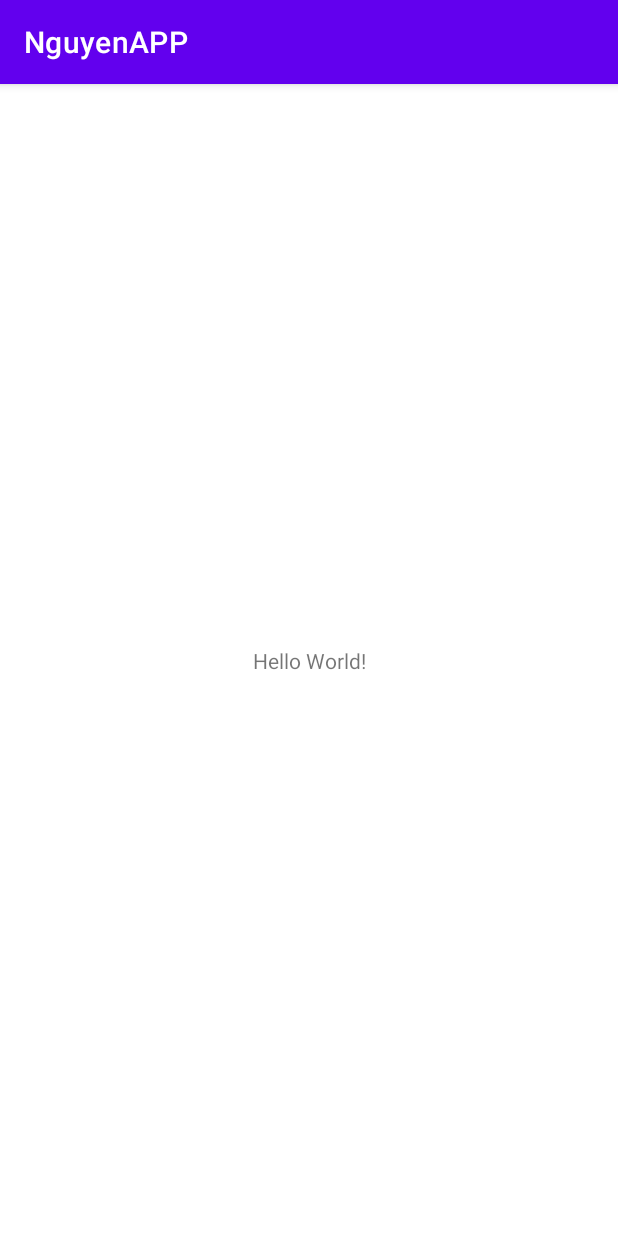
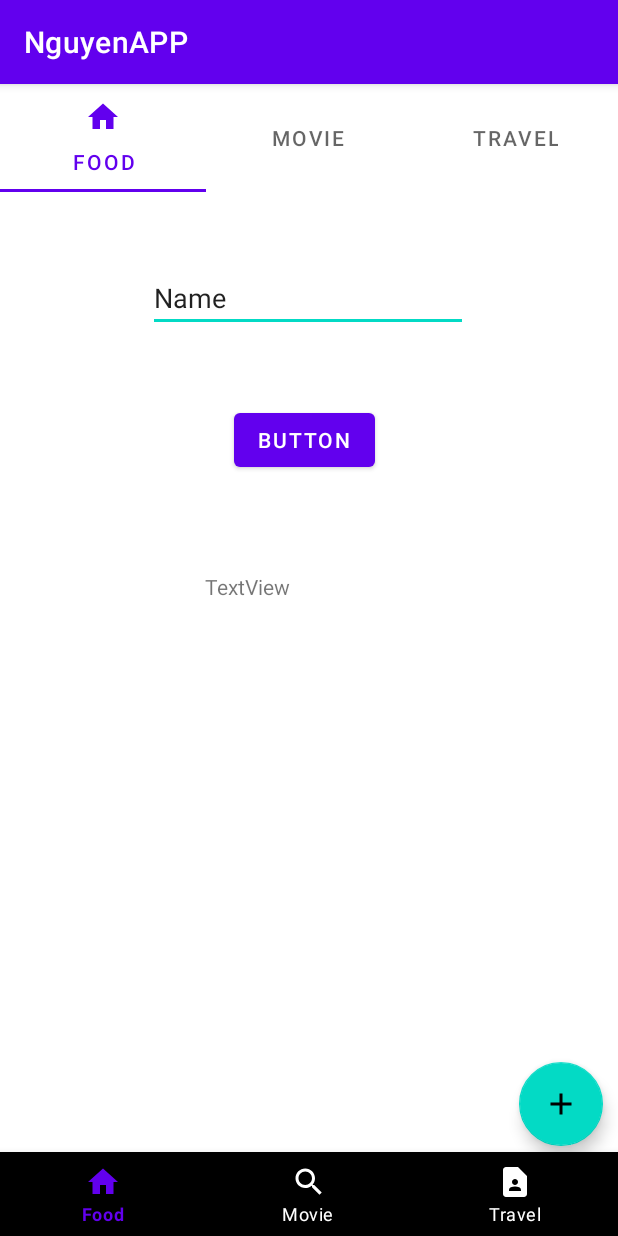
Before and after one commit to npv2k1/PTIT-Android, an Android app: the screen it shows after launch (MainActivity), on a phone screen of 412 x 824 dp. Run offline under Robolectric (Android 15) with nearby library versions, the phone set to English and light mode, and no system bars.

Commit message:
Fragment

```diff
--- a/app/src/main/java/com/example/nguyenapp/MainActivity.java
+++ b/app/src/main/java/com/example/nguyenapp/MainActivity.java
@@ -1,14 +1,110 @@
 package com.example.nguyenapp;
 
+import androidx.annotation.NonNull;
 import androidx.appcompat.app.AppCompatActivity;
+import androidx.viewpager.widget.ViewPager;
 
 import android.os.Bundle;
+import android.view.MenuItem;
+import android.view.View;
+import android.widget.Toast;
+
+import com.example.nguyenapp.adapter.AdapterViewpager;
+import com.example.nguyenapp.animation.Animation;
+import com.google.android.material.bottomnavigation.BottomNavigationView;
+import com.google.android.material.floatingactionbutton.FloatingActionButton;
+import com.google.android.material.tabs.TabLayout;
 
 public class MainActivity extends AppCompatActivity {
 
+    ViewPager viewPager;
+    TabLayout tabLayout;
+
+    BottomNavigationView bottomNavigationView;
+
+    FloatingActionButton fab;
     @Override
     protected void onCreate(Bundle savedInstanceState) {
+
         super.onCreate(savedInstanceState);
         setContentView(R.layout.activity_main);
+
+        viewPager = findViewById(R.id.viewPager);
+        tabLayout = findViewById(R.id.tabLayout);
+        bottomNavigationView = findViewById(R.id.bottomNavigationView);
+        fab = findViewById(R.id.fab);
+
+        AdapterViewpager adapterViewpager = new AdapterViewpager(getSupportFragmentManager(), 3);
+        viewPager.setAdapter(adapterViewpager);
+
+        viewPager.setPageTransformer(true, new Animation());
+
+        viewPager.setAdapter(adapterViewpager);
+
+        tabLayout.setupWithViewPager(viewPager);
+        tabLayout.getTabAt(0).setIcon(R.drawable.ic_baseline_home_24);
+
+        bottomNavigationView.setOnNavigationItemSelectedListener(new BottomNavigationView.OnNavigationItemSelectedListener() {
+            @Override
+            public boolean onNavigationItemSelected(@NonNull MenuItem item) {
+                switch (item.getItemId()) {
+                    case R.id.mFood:
+                        viewPager.setCurrentItem(0);
+                        break;
+                    case R.id.mMovie:
+                        viewPager.setCurrentItem(1);
+                        break;
+                    case R.id.mTravel:
+                        viewPager.setCurrentItem(2);
+                        break;
+                }
+                return false;
+            }
+        });
+
+        viewPager.addOnPageChangeListener(new ViewPager.OnPageChangeListener() {
+            @Override
+            public void onPageScrolled(int position, float positionOffset, int positionOffsetPixels) {
+
+            }
+
+            @Override
+            public void onPageSelected(int position) {
+                switch (position) {
+                    case 0:
+                        bottomNavigationView.getMenu().findItem(R.id.mFood).setChecked(true);
+                        break;
+                    case 1:
+                        bottomNavigationView.getMenu().findItem(R.id.mMovie).setChecked(true);
+                        break;
+                    case 2:
+                        bottomNavigationView.getMenu().findItem(R.id.mTravel).setChecked(true);
+                        break;
+                }
+            }
+
+            @Override
+            public void onPageScrollStateChanged(int state) {
+
+            }
+        });
+
+        fab.setOnClickListener(new View.OnClickListener() {
+            @Override
+            public void onClick(View v) {
+                Toast.makeText(MainActivity.this, "ADD", Toast.LENGTH_SHORT).show();
+            }
+        });
+    }
+
+    @Override
+    public void onBackPressed() {
+
+        if(viewPager.getCurrentItem() == 0)
+            super.onBackPressed();
+        else
+            viewPager.setCurrentItem(viewPager.getCurrentItem() - 1);
+
+        super.onBackPressed();
     }
 }
--- /dev/null
+++ b/app/src/main/java/com/example/nguyenapp/adapter/AdapterViewpager.java
@@ -0,0 +1,54 @@
+package com.example.nguyenapp.adapter;
+
+import androidx.annotation.NonNull;
+import androidx.annotation.Nullable;
+import androidx.fragment.app.Fragment;
+import androidx.fragment.app.FragmentManager;
+import androidx.fragment.app.FragmentPagerAdapter;
+
+import com.example.nguyenapp.fragments.FragmentA;
+import com.example.nguyenapp.fragments.FragmentB;
+import com.example.nguyenapp.fragments.FragmentC;
+
+public class AdapterViewpager extends FragmentPagerAdapter {
+    private int numPage = 3;
+    public AdapterViewpager(@NonNull FragmentManager fm, int behavior) {
+        super(fm, behavior);
+        numPage = behavior;
+    }
+
+    @NonNull
+    @Override
+    public Fragment getItem(int position) {
+        switch (position) {
+            case 0:
+                return new FragmentA();
+            case 1:
+                return new FragmentB();
+            case 2:
+                return new FragmentC();
+            default:
+                return new FragmentA();
+        }
+    }
+
+    @Override
+    public int getCount() {
+        return numPage;
+    }
+
+    @Nullable
+    @Override
+    public CharSequence getPageTitle(int position) {
+        switch (position) {
+            case 0:
+                return "Food";
+            case 1:
+                return "Movie";
+            case 2:
+                return "Travel";
+            default:
+                return "Food";
+        }
+    }
+}
--- /dev/null
+++ b/app/src/main/java/com/example/nguyenapp/animation/Animation.java
@@ -0,0 +1,22 @@
+package com.example.nguyenapp.animation;
+
+import android.view.View;
+
+import androidx.annotation.NonNull;
+import androidx.viewpager.widget.ViewPager;
+
+public class Animation implements ViewPager.PageTransformer {
+    @Override
+    public void transformPage(@NonNull View page, float position) {
+        if (position < -1) {
+            page.setAlpha(0);
+        } else if (position <= 1) {
+            page.setAlpha(1);
+            page.setTranslationX(-position * page.getWidth());
+            float yPosition = position * page.getHeight();
+            page.setTranslationY(yPosition);
+        } else {
+            page.setAlpha(0);
+        }
+    }
+}
--- /dev/null
+++ b/app/src/main/java/com/example/nguyenapp/fragments/FragmentA.java
@@ -0,0 +1,56 @@
+package com.example.nguyenapp.fragments;
+
+import android.os.Bundle;
+import android.view.LayoutInflater;
+import android.view.View;
+import android.view.ViewGroup;
+import android.widget.Button;
+import android.widget.EditText;
+import android.widget.TextView;
+
+import androidx.annotation.NonNull;
+import androidx.annotation.Nullable;
+import androidx.fragment.app.Fragment;
+
+import com.example.nguyenapp.R;
+
+
+public class FragmentA extends Fragment {
+
+    @Nullable
+    @Override
+    public View onCreateView(@NonNull LayoutInflater inflater, @Nullable ViewGroup container, @Nullable Bundle savedInstanceState) {
+
+        View v = inflater.inflate(R.layout.fragment_a, container, false);
+        return v;
+
+
+        //return super.onCreateView(inflater, container, savedInstanceState);
+    }
+
+    @Override
+    public void onViewCreated(@NonNull View view, @Nullable Bundle savedInstanceState) {
+
+
+        super.onViewCreated(view, savedInstanceState);
+        EditText etName;
+        Button btnClick;
+        TextView tvName;
+
+        etName = view.findViewById(R.id.etName);
+        btnClick = view.findViewById(R.id.btnClick);
+        tvName = view.findViewById(R.id.tvName);
+
+        btnClick.setOnClickListener(new View.OnClickListener() {
+            @Override
+            public void onClick(View v) {
+                String name = etName.getText().toString();
+                if(!name.isEmpty()){
+                    tvName.setText("Hello "+name);
+                }
+
+            }
+        });
+
+    }
+}
--- /dev/null
+++ b/app/src/main/java/com/example/nguyenapp/fragments/FragmentB.java
@@ -0,0 +1,52 @@
+package com.example.nguyenapp.fragments;
+
+import android.os.Bundle;
+import android.view.LayoutInflater;
+import android.view.View;
+import android.view.ViewGroup;
+import android.widget.Button;
+import android.widget.EditText;
+import android.widget.TextView;
+
+import androidx.annotation.NonNull;
+import androidx.annotation.Nullable;
+import androidx.fragment.app.Fragment;
+
+import com.example.nguyenapp.R;
+
+public class FragmentB extends Fragment {
+
+    @Nullable
+    @Override
+    public View onCreateView(@NonNull LayoutInflater inflater, @Nullable ViewGroup container, @Nullable Bundle savedInstanceState) {
+
+        View v = inflater.inflate(R.layout.fragment_b, container, false);
+        return v;
+    }
+
+    @Override
+    public void onViewCreated(@NonNull View view, @Nullable Bundle savedInstanceState) {
+
+
+        super.onViewCreated(view, savedInstanceState);
+        EditText etName;
+        Button btnClick;
+        TextView tvName;
+
+        etName = view.findViewById(R.id.etName);
+        btnClick = view.findViewById(R.id.btnClick);
+        tvName = view.findViewById(R.id.tvName);
+
+        btnClick.setOnClickListener(new View.OnClickListener() {
+            @Override
+            public void onClick(View v) {
+                String name = etName.getText().toString();
+                if(!name.isEmpty()){
+                    tvName.setText("Hello "+name);
+                }
+
+            }
+        });
+
+    }
+}
--- /dev/null
+++ b/app/src/main/res/color/color_checked.xml
@@ -0,0 +1,6 @@
+<?xml version="1.0" encoding="utf-8"?>
+<selector xmlns:android="http://schemas.android.com/apk/res/android">
+<item android:color="@color/white" android:state_checked="false"/>
+<item android:color="@color/blue1" android:state_checked="true"/>
+
+</selector>
--- /dev/null
+++ b/app/src/main/res/drawable/ic_baseline_add_24.xml
@@ -0,0 +1,5 @@
+<vector android:height="24dp" android:tint="#000000"
+    android:viewportHeight="24" android:viewportWidth="24"
+    android:width="24dp" xmlns:android="http://schemas.android.com/apk/res/android">
+    <path android:fillColor="@android:color/white" android:pathData="M19,13h-6v6h-2v-6H5v-2h6V5h2v6h6v2z"/>
+</vector>
--- /dev/null
+++ b/app/src/main/res/drawable/ic_baseline_contact_page_24.xml
@@ -0,0 +1,5 @@
+<vector android:height="24dp" android:tint="#000000"
+    android:viewportHeight="24" android:viewportWidth="24"
+    android:width="24dp" xmlns:android="http://schemas.android.com/apk/res/android">
+    <path android:fillColor="@android:color/white" android:pathData="M14,2H6C4.9,2 4,2.9 4,4v16c0,1.1 0.9,2 2,2h12c1.1,0 2,-0.9 2,-2V8L14,2zM12,10c1.1,0 2,0.9 2,2c0,1.1 -0.9,2 -2,2s-2,-0.9 -2,-2C10,10.9 10.9,10 12,10zM16,18H8v-0.57c0,-0.81 0.48,-1.53 1.22,-1.85C10.07,15.21 11.01,15 12,15c0.99,0 1.93,0.21 2.78,0.58C15.52,15.9 16,16.62 16,17.43V18z"/>
+</vector>
--- /dev/null
+++ b/app/src/main/res/drawable/ic_baseline_home_24.xml
@@ -0,0 +1,5 @@
+<vector android:height="24dp" android:tint="#000000"
+    android:viewportHeight="24" android:viewportWidth="24"
+    android:width="24dp" xmlns:android="http://schemas.android.com/apk/res/android">
+    <path android:fillColor="@android:color/white" android:pathData="M10,20v-6h4v6h5v-8h3L12,3 2,12h3v8z"/>
+</vector>
--- /dev/null
+++ b/app/src/main/res/drawable/ic_baseline_search_24.xml
@@ -0,0 +1,5 @@
+<vector android:height="24dp" android:tint="#000000"
+    android:viewportHeight="24" android:viewportWidth="24"
+    android:width="24dp" xmlns:android="http://schemas.android.com/apk/res/android">
+    <path android:fillColor="@android:color/white" android:pathData="M15.5,14h-0.79l-0.28,-0.27C15.41,12.59 16,11.11 16,9.5 16,5.91 13.09,3 9.5,3S3,5.91 3,9.5 5.91,16 9.5,16c1.61,0 3.09,-0.59 4.23,-1.57l0.27,0.28v0.79l5,4.99L20.49,19l-4.99,-5zM9.5,14C7.01,14 5,11.99 5,9.5S7.01,5 9.5,5 14,7.01 14,9.5 11.99,14 9.5,14z"/>
+</vector>
--- a/app/src/main/res/layout/activity_main.xml
+++ b/app/src/main/res/layout/activity_main.xml
@@ -6,13 +6,43 @@
     android:layout_height="match_parent"
     tools:context=".MainActivity">
 
-    <TextView
+    <com.google.android.material.tabs.TabLayout
+        android:id="@+id/tabLayout"
+        app:layout_constraintTop_toTopOf="parent"
+        app:layout_constraintLeft_toRightOf="parent"
+        android:layout_width="match_parent"
+        android:layout_height="wrap_content"/>
+
+
+    <androidx.viewpager.widget.ViewPager
+        android:id="@+id/viewPager"
+        app:layout_constraintTop_toBottomOf="@+id/tabLayout"
+        android:layout_width="match_parent"
+        android:layout_height="0dp"/>
+
+    <com.google.android.material.bottomnavigation.BottomNavigationView
+        android:background="@color/black"
+        android:id="@+id/bottomNavigationView"
+        android:layout_width="match_parent"
+        app:menu="@menu/bottm_nav"
+        app:itemIconTint="@color/color_checked"
+        app:itemTextColor="@color/color_checked"
+        android:layout_height="wrap_content"
+        app:layout_constraintBottom_toBottomOf="parent"
+        app:layout_constraintLeft_toRightOf="parent"
+        />
+
+    <com.google.android.material.floatingactionbutton.FloatingActionButton
         android:layout_width="wrap_content"
+        android:id="@+id/fab"
+        android:src="@drawable/ic_baseline_add_24"
         android:layout_height="wrap_content"
-        android:text="Hello World!"
         app:layout_constraintBottom_toBottomOf="parent"
-        app:layout_constraintEnd_toEndOf="parent"
-        app:layout_constraintStart_toStartOf="parent"
-        app:layout_constraintTop_toTopOf="parent" />
+        app:layout_constraintRight_toRightOf="parent"
+        android:layout_marginRight="10dp"
+        android:layout_marginBottom="60dp"
+
+        />
+
 
 </androidx.constraintlayout.widget.ConstraintLayout>
--- /dev/null
+++ b/app/src/main/res/layout/fragment_a.xml
@@ -0,0 +1,44 @@
+<?xml version="1.0" encoding="utf-8"?>
+<androidx.constraintlayout.widget.ConstraintLayout xmlns:android="http://schemas.android.com/apk/res/android"
+    xmlns:app="http://schemas.android.com/apk/res-auto"
+    xmlns:tools="http://schemas.android.com/tools"
+    android:layout_width="match_parent"
+    android:layout_height="match_parent"
+    android:background="@color/white"
+    >
+
+
+    <EditText
+        android:id="@+id/etName"
+        android:layout_width="wrap_content"
+        android:layout_height="wrap_content"
+        android:layout_marginTop="48dp"
+        android:ems="10"
+        android:inputType="textPersonName"
+        android:text="Name"
+        app:layout_constraintEnd_toEndOf="parent"
+        app:layout_constraintHorizontal_bias="0.497"
+        app:layout_constraintStart_toStartOf="parent"
+        app:layout_constraintTop_toTopOf="parent" />
+
+    <Button
+        android:id="@+id/btnClick"
+        android:layout_width="wrap_content"
+        android:layout_height="wrap_content"
+        android:layout_marginStart="156dp"
+        android:layout_marginTop="48dp"
+        android:text="Button"
+        app:layout_constraintStart_toStartOf="parent"
+        app:layout_constraintTop_toBottomOf="@+id/etName" />
+
+    <TextView
+        android:id="@+id/tvName"
+        android:layout_width="138dp"
+        android:layout_height="46dp"
+        android:layout_marginTop="64dp"
+        android:text="TextView"
+        app:layout_constraintEnd_toEndOf="parent"
+        app:layout_constraintHorizontal_bias="0.498"
+        app:layout_constraintStart_toStartOf="parent"
+        app:layout_constraintTop_toBottomOf="@+id/btnClick" />
+</androidx.constraintlayout.widget.ConstraintLayout>
--- /dev/null
+++ b/app/src/main/res/menu/bottm_nav.xml
@@ -0,0 +1,17 @@
+<?xml version="1.0" encoding="utf-8"?>
+<menu xmlns:android="http://schemas.android.com/apk/res/android">
+    <item
+        android:id="@+id/mFood"
+        android:icon="@drawable/ic_baseline_home_24"
+        android:title="Food" />
+    <item
+        android:id="@+id/mMovie"
+        android:icon="@drawable/ic_baseline_search_24"
+        android:title="Movie" />
+
+    <item
+        android:id="@+id/mTravel"
+        android:icon="@drawable/ic_baseline_contact_page_24"
+        android:title="Travel" />
+
+</menu>
--- a/app/src/main/res/values/colors.xml
+++ b/app/src/main/res/values/colors.xml
@@ -7,4 +7,10 @@
     <color name="teal_700">#FF018786</color>
     <color name="black">#FF000000</color>
     <color name="white">#FFFFFFFF</color>
+
+    <color name="red1">#f64c73</color>
+
+    <color name="blue1">#6200ee</color>
+
+    <color name="blue2">#3395ff</color>
 </resources>
```
Also changed, not shown: app/src/main/java/com/example/nguyenapp/fragments/FragmentC.java (added, +52 -0 lines), app/src/main/res/layout/fragment_b.xml (added, +44 -0 lines), app/src/main/res/layout/fragment_c.xml (added, +44 -0 lines).
